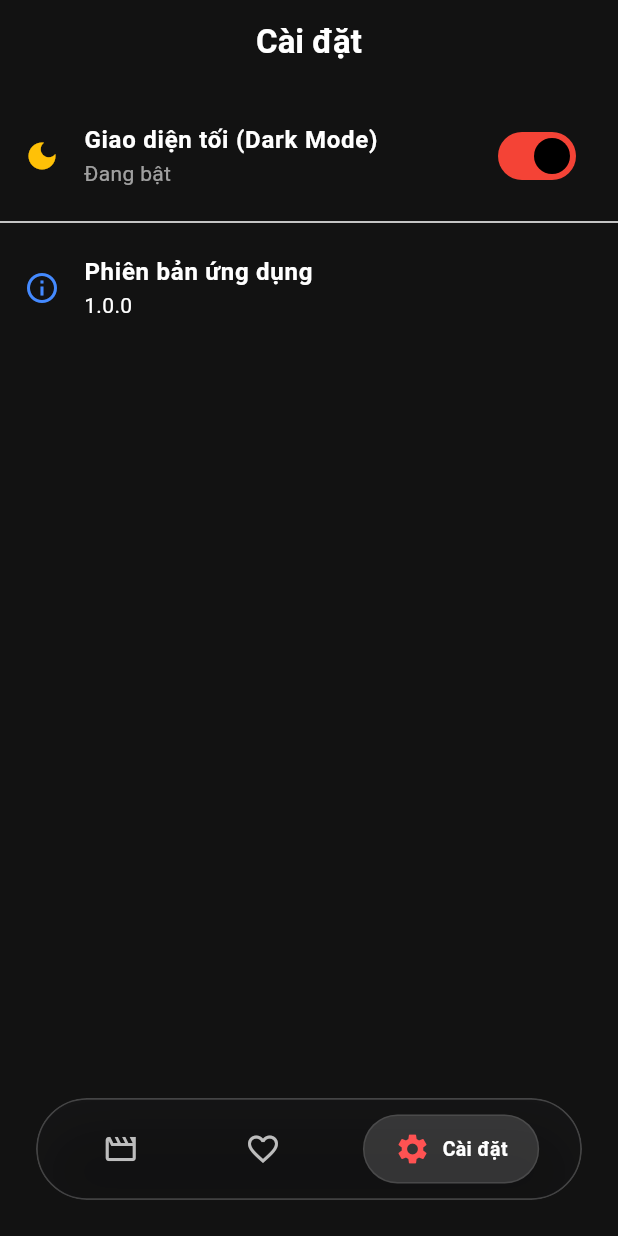
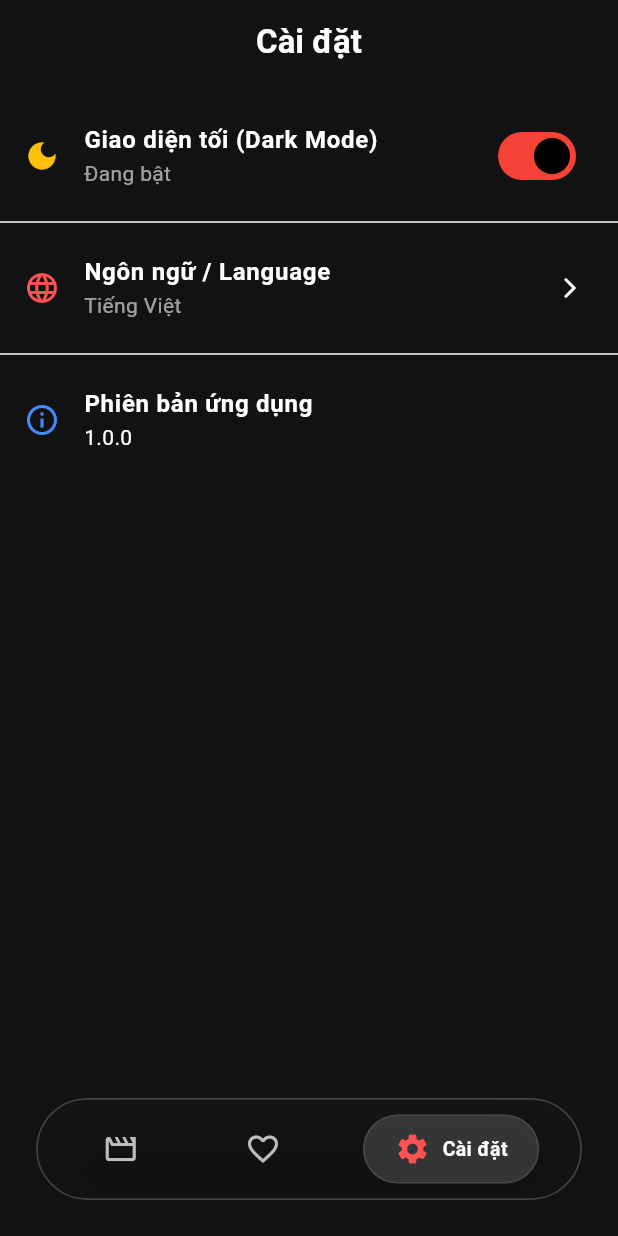
Before and after one commit to trankimphu0609/my_movie_app, a Flutter app: the screen it shows after launch, item 3 of the bottom bar chosen, on a phone screen of 412 x 824 dp. Run offline on Flutter 3.47's test engine with Material 3 defaults, Android fonts, the phone set to English and light mode, and no system bars; our stand-ins replace cached_network_image, dio, equatable, flutter_bloc, flutter_dotenv, shared_preferences and 1 more; network calls fail.

Commit message:
Update main, setting; add language

```diff
--- /dev/null
+++ b/lib/core/language_controller.dart
@@ -0,0 +1,29 @@
+import 'package:flutter/material.dart';
+import 'package:shared_preferences/shared_preferences.dart';
+
+class LanguageController extends ChangeNotifier {
+  static final LanguageController instance = LanguageController._internal();
+  factory LanguageController() => instance;
+  LanguageController._internal();
+
+  Locale _locale = const Locale('vi'); // Mặc định là Tiếng Việt
+  Locale get locale => _locale;
+
+  // Tải ngôn ngữ đã lưu lần trước khi mở app
+  Future<void> loadLanguage() async {
+    final prefs = await SharedPreferences.getInstance();
+    final code = prefs.getString('selected_language') ?? 'vi';
+    _locale = Locale(code);
+    notifyListeners();
+  }
+
+  // Đổi ngôn ngữ và lưu lại
+  Future<void> changeLanguage(String languageCode) async {
+    if (_locale.languageCode == languageCode) return;
+    _locale = Locale(languageCode);
+    notifyListeners();
+
+    final prefs = await SharedPreferences.getInstance();
+    await prefs.setString('selected_language', languageCode);
+  }
+}
--- a/lib/main.dart
+++ b/lib/main.dart
@@ -1,6 +1,7 @@
 import 'package:flutter/material.dart';
 import 'package:flutter_bloc/flutter_bloc.dart';
 import 'package:flutter_dotenv/flutter_dotenv.dart';
+import 'package:my_movie_app/core/language_controller.dart';
 import 'core/app_route.dart';
 import 'core/app_theme.dart';
 import 'data/repositories/movie_repository.dart';
@@ -11,11 +12,26 @@ import 'presentation/bloc/movie_event.dart';
 void main() async {
   WidgetsFlutterBinding.ensureInitialized();
   await dotenv.load(fileName: ".env");
+  await LanguageController.instance.loadLanguage();
   runApp(const MyApp());
 }
 
-class MyApp extends StatelessWidget {
+class MyApp extends StatefulWidget {
   const MyApp({super.key});
+
+  @override
+  State<MyApp> createState() => _MyAppState();
+}
+
+class _MyAppState extends State<MyApp> {
+  @override
+  void initState() {
+    super.initState();
+
+    LanguageController.instance.addListener(() {
+      setState(() {});
+    });
+  }
 
   @override
   Widget build(BuildContext context) {
@@ -36,6 +52,7 @@ class MyApp extends StatelessWidget {
           return MaterialApp(
             title: 'Movie App',
             debugShowCheckedModeBanner: false,
+            locale: LanguageController.instance.locale,
             theme: AppTheme.lightTheme,
             darkTheme: AppTheme.darkTheme,
             themeMode: themeMode,
--- a/lib/presentation/screens/setting_screen.dart
+++ b/lib/presentation/screens/setting_screen.dart
@@ -1,13 +1,20 @@
 import 'package:flutter/material.dart';
 import 'package:flutter_bloc/flutter_bloc.dart';
+import '../../core/language_controller.dart';
 import '../../logic/cubits/theme_cubit.dart';
 
-class SettingScreen extends StatelessWidget {
+class SettingScreen extends StatefulWidget {
   const SettingScreen({super.key});
 
   @override
+  State<SettingScreen> createState() => _SettingScreenState();
+}
+
+class _SettingScreenState extends State<SettingScreen> {
+  @override
   Widget build(BuildContext context) {
     final theme = Theme.of(context);
+    final currentLang = LanguageController.instance.locale.languageCode;
 
     return Scaffold(
       appBar: AppBar(
@@ -15,8 +22,9 @@ class SettingScreen extends StatelessWidget {
         centerTitle: true,
       ),
       body: ListView(
+        padding: const EdgeInsets.fromLTRB(0, 12, 0, 100), // Chừa khoảng trống tránh bị BottomBar che
         children: [
-          const SizedBox(height: 12),
+          // Dark/Light Mode
           BlocBuilder<ThemeCubit, ThemeMode>(
             builder: (context, themeMode) {
               final isDark = themeMode == ThemeMode.dark;
@@ -32,14 +40,80 @@ class SettingScreen extends StatelessWidget {
               );
             },
           ),
+
           const Divider(),
+
+          // Language
           ListTile(
-            leading: const Icon(Icons.info_outline, color: Colors.blueAccent),
-            title: const Text('Phiên bản ứng dụng', style: TextStyle(fontWeight: FontWeight.w600)),
-            subtitle: const Text('1.0.0'),
+            leading: const Icon(Icons.language, color: Colors.redAccent),
+            title: const Text('Ngôn ngữ / Language', style: TextStyle(fontWeight: FontWeight.w600)),
+            subtitle: Text(currentLang == 'vi' ? 'Tiếng Việt' : 'English', style: TextStyle(color: theme.hintColor)),
+            trailing: const Icon(Icons.arrow_forward_ios, size: 16),
+            onTap: () {
+              _showLanguageDialog(context);
+            },
+          ),
+
+          const Divider(),
+
+          // Version
+          const ListTile(
+            leading: Icon(Icons.info_outline, color: Colors.blueAccent),
+            title: Text('Phiên bản ứng dụng', style: TextStyle(fontWeight: FontWeight.w600)),
+            subtitle: Text('1.0.0'),
           ),
         ],
       ),
     );
   }
+
+  void _showLanguageDialog(BuildContext context) {
+    showDialog(
+      context: context,
+      builder: (dialogContext) {
+        return AlertDialog(
+          title: const Text('Chọn ngôn ngữ / Select Language'),
+          content: Column(
+            mainAxisSize: MainAxisSize.min,
+            children: [
+              ListTile(
+                title: const Text('Tiếng Việt'),
+                leading: Radio<String>(
+                  value: 'vi',
+                  groupValue: LanguageController.instance.locale.languageCode,
+                  onChanged: (val) {
+                    LanguageController.instance.changeLanguage('vi');
+                    Navigator.pop(dialogContext);
+                    setState(() {}); // Load lại màn hình cài đặt để cập nhật text phụ đề
+                  },
+                ),
+                onTap: () {
+                  LanguageController.instance.changeLanguage('vi');
+                  Navigator.pop(dialogContext);
+                  setState(() {});
+                },
+              ),
+              ListTile(
+                title: const Text('English'),
+                leading: Radio<String>(
+                  value: 'en',
+                  groupValue: LanguageController.instance.locale.languageCode,
+                  onChanged: (val) {
+                    LanguageController.instance.changeLanguage('en');
+                    Navigator.pop(dialogContext);
+                    setState(() {});
+                  },
+                ),
+                onTap: () {
+                  LanguageController.instance.changeLanguage('en');
+                  Navigator.pop(dialogContext);
+                  setState(() {});
+                },
+              ),
+            ],
+          ),
+        );
+      },
+    );
+  }
 }
```
